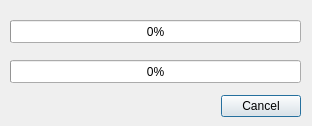
Before: the Qt Designer form forms/processdialog.ui in Polycarbon/malaria_finder, drawn with Qt 5.
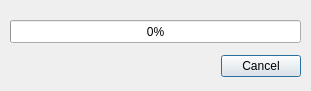
After: the same form once the commit is applied.

Diff of the .ui file:
```diff
--- a/forms/processdialog.ui
+++ b/forms/processdialog.ui
@@ -6,8 +6,8 @@
    <rect>
     <x>0</x>
     <y>0</y>
-    <width>312</width>
-    <height>126</height>
+    <width>311</width>
+    <height>91</height>
    </rect>
   </property>
   <property name="windowTitle">
@@ -17,7 +17,7 @@
    <property name="geometry">
     <rect>
      <x>0</x>
-     <y>90</y>
+     <y>50</y>
      <width>301</width>
      <height>32</height>
     </rect>
@@ -42,19 +42,6 @@
     <number>0</number>
    </property>
   </widget>
-  <widget class="QProgressBar" name="progressBar2">
-   <property name="geometry">
-    <rect>
-     <x>10</x>
-     <y>60</y>
-     <width>291</width>
-     <height>23</height>
-    </rect>
-   </property>
-   <property name="value">
-    <number>0</number>
-   </property>
-  </widget>
  </widget>
  <resources/>
  <connections>
```
Left out of the diff: 2 changed lines with no effect on the pictures.
